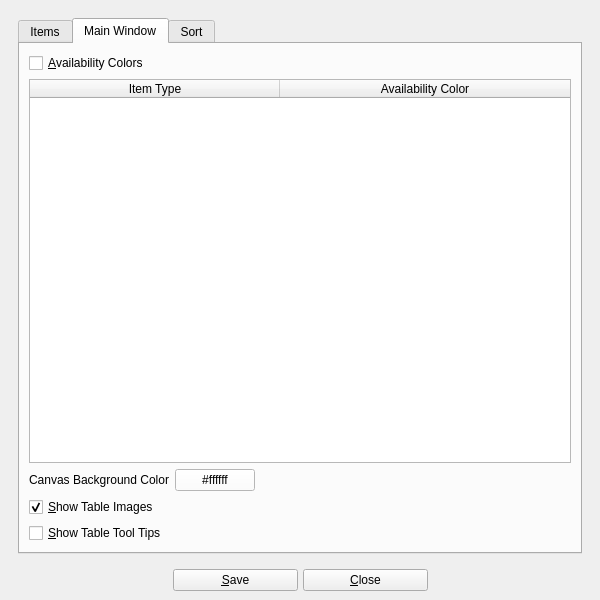
Qt form UI/biblioteq_otheroptions.ui (textbrowser/biblioteq) before a commit.
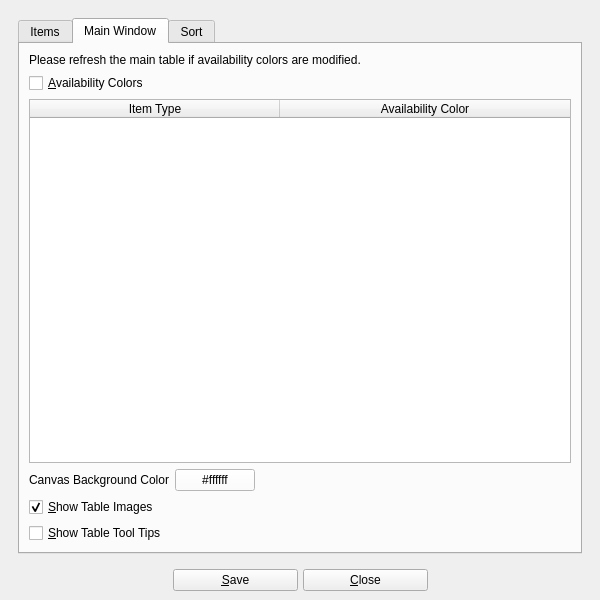
The same form after that commit. The open tabs and pages were chosen to show the change. Icons and pictures are not drawn.

Commit message: Availability colors.

```diff
--- a/UI/biblioteq_otheroptions.ui
+++ b/UI/biblioteq_otheroptions.ui
@@ -32,8 +32,8 @@
         <rect>
          <x>0</x>
          <y>0</y>
-         <width>588</width>
-         <height>546</height>
+         <width>582</width>
+         <height>549</height>
         </rect>
        </property>
        <layout class="QVBoxLayout" name="verticalLayout_2">
@@ -102,6 +102,16 @@
             <string>Main Window</string>
            </attribute>
            <layout class="QVBoxLayout" name="verticalLayout_6">
+            <item>
+             <widget class="QLabel" name="label_5">
+              <property name="text">
+               <string>Please refresh the main table if availability colors are modified.</string>
+              </property>
+              <property name="wordWrap">
+               <bool>true</bool>
+              </property>
+             </widget>
+            </item>
             <item>
              <widget class="QCheckBox" name="availability_colors">
               <property name="text">
```
The commit also changes 15 other files.
